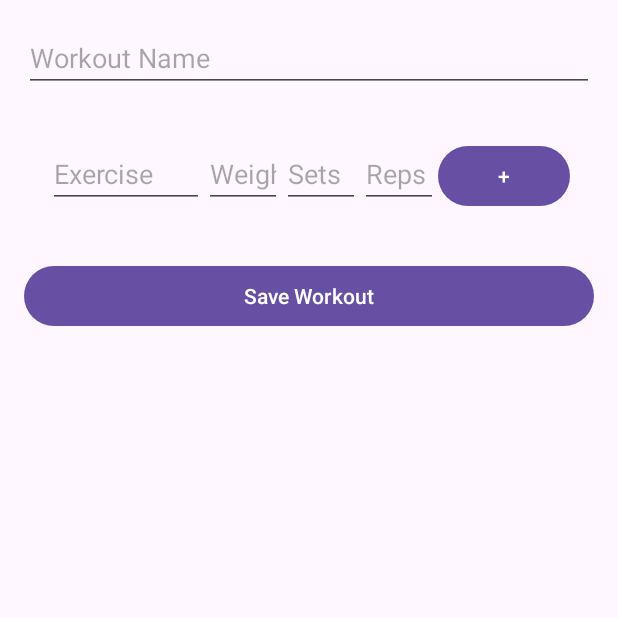
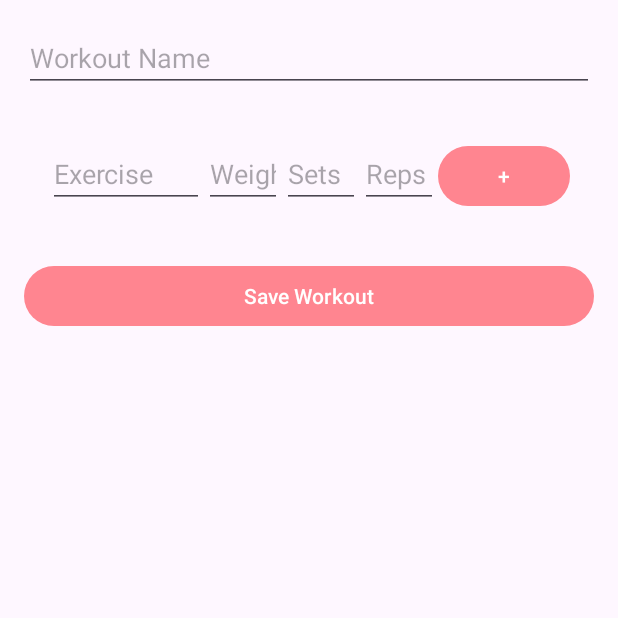
Before and after one commit to Frankie915/LeachPeach, an Android app: the screen it shows after launch (MainActivity), after a tap on "add workout", on a phone screen of 412 x 824 dp, the top half of it. Run offline under Robolectric (Android 15) with nearby library versions, the phone set to English and light mode, and no system bars; our stand-ins replace Room's generated code.

Commit message:
Added theme

```diff
--- a/app/src/main/res/values/themes.xml
+++ b/app/src/main/res/values/themes.xml
@@ -2,7 +2,19 @@
     <!-- Base application theme. -->
     <style name="Base.Theme.LeachPeach" parent="Theme.Material3.DayNight.NoActionBar">
         <!-- Customize your light theme here. -->
-        <!-- <item name="colorPrimary">@color/my_light_primary</item> -->
+        <item name="colorPrimary">@color/peach_pink</item>
+        <item name="colorPrimaryVariant">@color/peach_pink</item>
+        <item name="colorOnPrimary">@color/white</item>
+
+        <item name="colorSecondary">@color/green_int5</item>
+        <item name="colorSecondaryVariant">@color/green_int3</item>
+        <item name="colorOnSecondary">@color/white</item>
+
+        <item name="android:statusBarColor">?attr/colorPrimaryVariant</item>
+    </style>
+
+    <style name="App.Custom.Indicator" parent="Widget.Material3.BottomNavigationView.ActiveIndicator">
+        <item name="android:color">@color/peach_int2</item>
     </style>
 
     <style name="Theme.LeachPeach" parent="Base.Theme.LeachPeach" />
```
